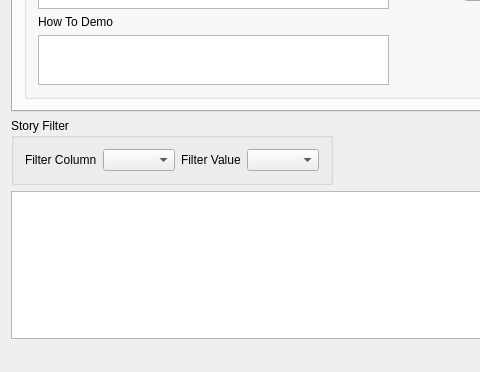
jmreyen/starfish, file mainwindow.ui: the form before one commit; both pictures show x 0 to 480 and y 266 to 638 of the 643 by 638 pixel window.
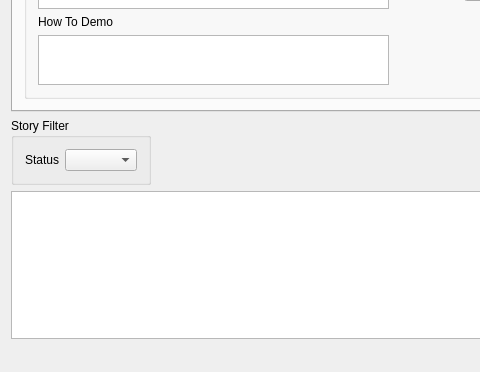
The form after the commit. Icons and pictures are not drawn.

```diff
--- a/mainwindow.ui
+++ b/mainwindow.ui
@@ -649,24 +649,14 @@
        <string>Story Filter</string>
       </property>
       <layout class="QGridLayout" name="gridLayout_2">
-       <item row="0" column="1">
-        <widget class="QComboBox" name="filterColumnComboBox"/>
-       </item>
        <item row="0" column="0">
-        <widget class="QLabel" name="label">
-         <property name="text">
-          <string>Filter Column</string>
-         </property>
-        </widget>
-       </item>
-       <item row="0" column="2">
         <widget class="QLabel" name="label_15">
          <property name="text">
-          <string>Filter Value</string>
+          <string>Status</string>
          </property>
         </widget>
        </item>
-       <item row="0" column="3">
+       <item row="0" column="1">
         <widget class="QComboBox" name="filterValueComboBox"/>
        </item>
       </layout>
```
